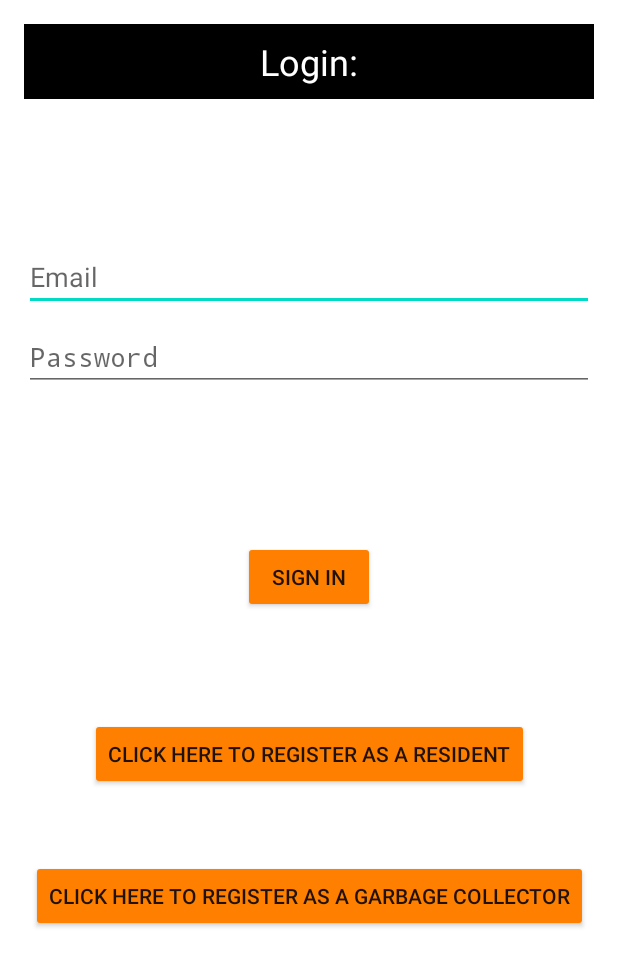
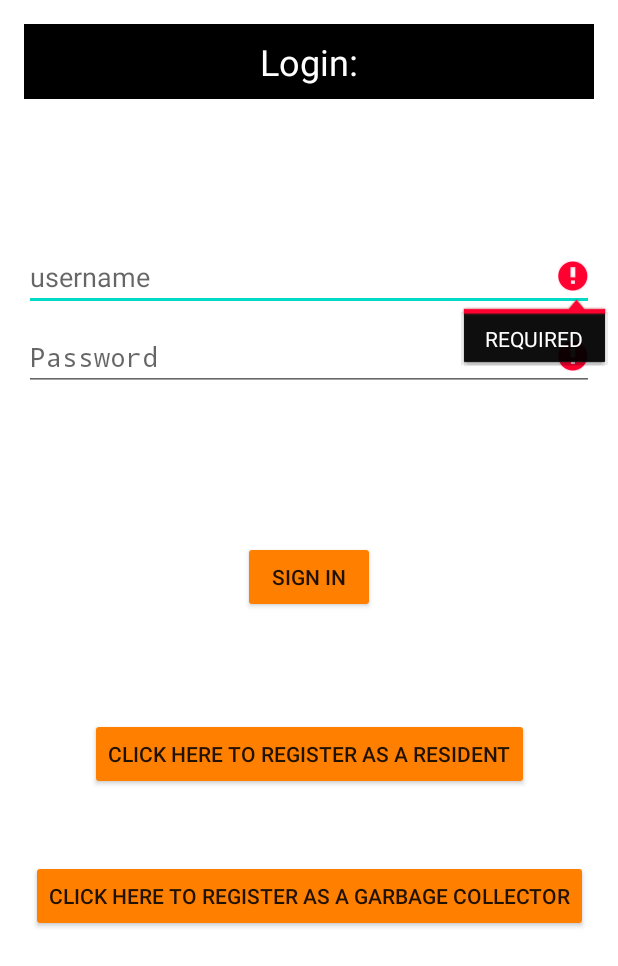
Before and after one commit to ssbarnes/RecylingReminderProject, an Android app: the PositionLogin screen opened directly, with no data from a screen before it, after a tap on "SIGN IN", on a phone screen of 412 x 824 dp. Shown: the top 966 px of the screen. Run offline under Robolectric (Android 15) with nearby library versions, the phone set to English and light mode, and no system bars; our stand-ins replace Firebase (no records; nobody signed in at launch, a user with empty details on screens opened directly); 1 statement that could not run was skipped.

Commit message:
Made login only possibly if text is given, checks if username and address already exists for resident, changed email to username

```diff
--- a/app/src/main/java/com/example/recyreminder/data/PositionLogin.kt
+++ b/app/src/main/java/com/example/recyreminder/data/PositionLogin.kt
@@ -43,7 +43,21 @@ class PositionLogin : Activity() {
         login.setOnClickListener {
             user = findViewById(R.id.resUsername)
             pass = findViewById(R.id.resPassword)
-            login(user.text.toString(), pass.text.toString())
+
+            val editTextArr = arrayOf(user, pass)
+            var cont = true
+            for (textElem in editTextArr) {
+                val textVal = textElem.text.toString()
+                if (textVal == "") {
+                    textElem.error = "REQUIRED"
+                    cont = false
+                }
+            }
+
+            if (cont) {
+                login(user.text.toString(), pass.text.toString())
+            }
+
             //Move this into else once we can get type of
             //user from firebase
             //Go to notifications tab
--- a/app/src/main/res/layout/residents_login.xml
+++ b/app/src/main/res/layout/residents_login.xml
@@ -31,8 +31,8 @@
         android:layout_width="0dp"
         android:layout_height="wrap_content"
         android:layout_marginTop="96dp"
-        android:autofillHints="@string/prompt_email"
-        android:hint="@string/prompt_email"
+        android:autofillHints="username"
+        android:hint="username"
         android:inputType="text"
         android:selectAllOnFocus="true"
         app:layout_constraintEnd_toEndOf="parent"
```
Also changed, not shown: app/src/main/java/com/example/recyreminder/data/GCRegister.kt (+17 -4 lines), app/src/main/java/com/example/recyreminder/data/ResidentRegister.kt (+76 -37 lines).
